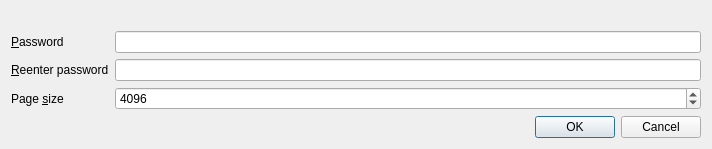
Before: the Qt Designer form src/CipherDialog.ui in sqlitebrowser/sqlitebrowser, drawn with Qt 5.
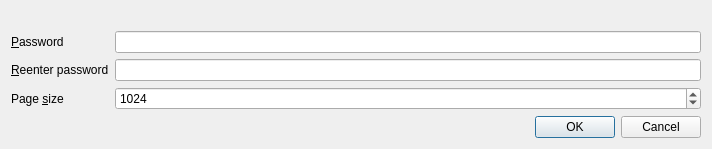
After: the same form once the commit is applied.

Commit message: cipher: Change default page size to 1024

Patch:
```diff
--- a/src/CipherDialog.ui
+++ b/src/CipherDialog.ui
@@ -75,7 +75,7 @@
         <number>8092</number>
        </property>
        <property name="value">
-        <number>4096</number>
+        <number>1024</number>
        </property>
       </widget>
      </item>
```
